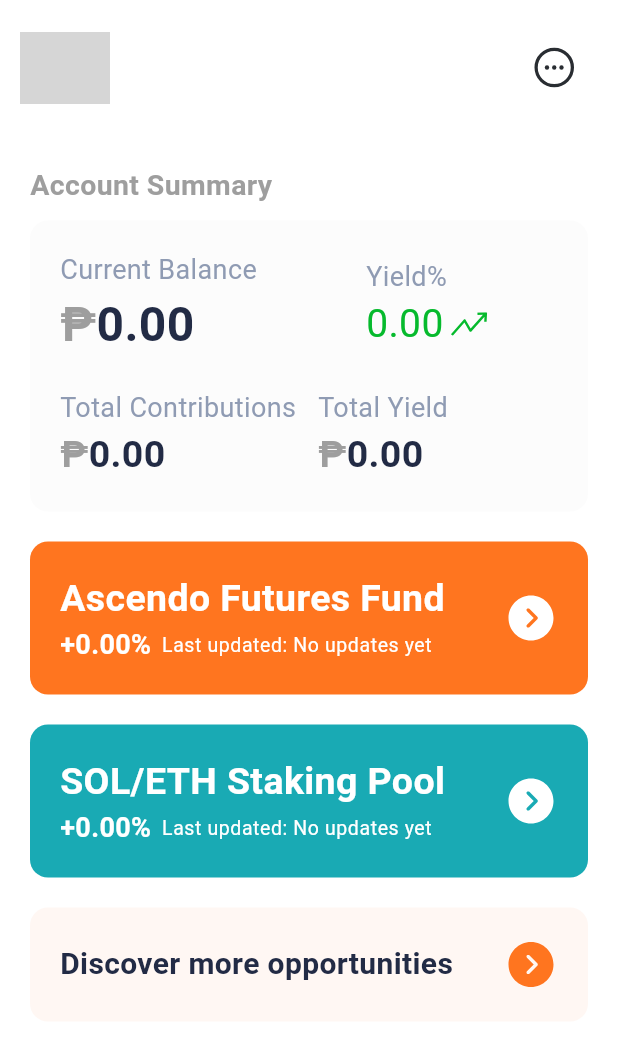
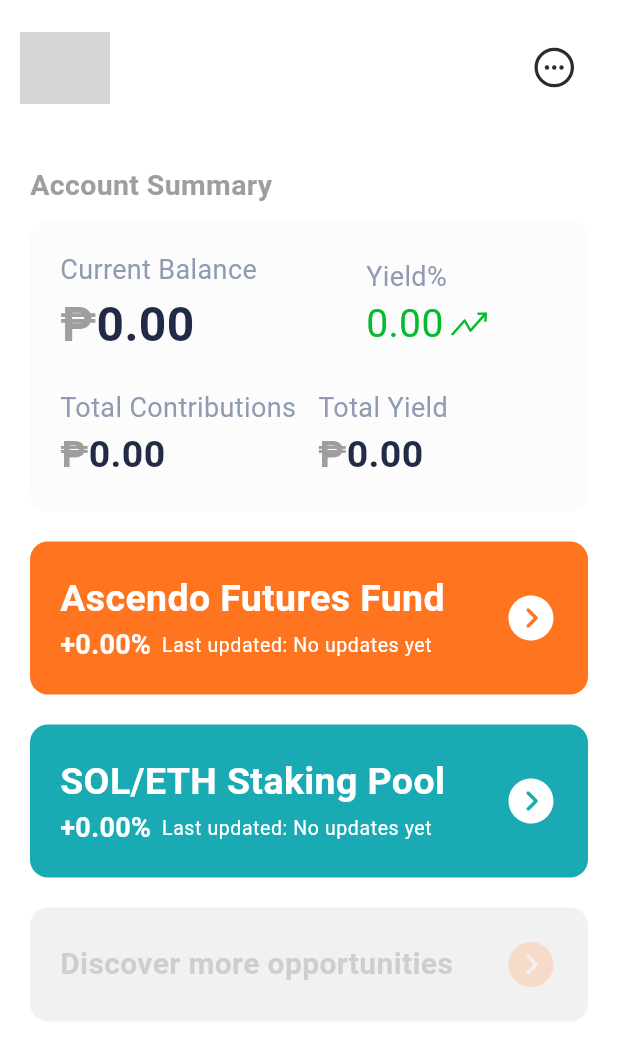
Before and after one commit to calebdaradal/ac_app, a Flutter app: the HomeScreen screen opened by its route, on a phone screen of 412 x 824 dp. Shown: the top 1060 px of the screen. Run offline on Flutter 3.47's test engine with Material 3 defaults, Android fonts, the phone set to English and light mode, and no system bars; our stand-ins replace flutter_dotenv, flutter_secure_storage, flutter_svg, google_fonts, pinput, shared_preferences and 1 more; accounts and stored records are empty; network calls fail; Roboto replaces fonts that are missing (Afacad); grey boxes are pictures that could not be loaded.

Commit message:
Discover more oppurtunities greyed out and disabled

```diff
--- a/lib/screens/home_screen.dart
+++ b/lib/screens/home_screen.dart
@@ -315,7 +315,8 @@
                 DiscoverCard(
                   color: AppColors.secondaryColor,
                   title: 'Discover more opportunities',
-                  onTap: () {}
+                  onTap: () {},
+                  enabled: false,
                 )
               ],
             ),
--- a/lib/shared/styled_card.dart
+++ b/lib/shared/styled_card.dart
@@ -222,12 +222,14 @@
     required this.title,
     required this.onTap,
     required this.color,
+    this.enabled = true,
     super.key
     });
 
     final void Function() onTap;
     final dynamic color;
     final String title;
+    final bool enabled;
 
 
   @override
@@ -237,16 +239,22 @@
         Theme.of(context).cardTheme.shape ??
         RoundedRectangleBorder(borderRadius: BorderRadius.circular(12));
 
-    return Card(
+    final disabledColor = Colors.grey.withOpacity(0.3);
+    final cardColor = enabled ? color : disabledColor;
+
+    return Opacity(
+      opacity: enabled ? 1.0 : 0.5,
+      child: Card(
         margin: const EdgeInsets.symmetric(horizontal: 0, vertical: 10),
-      color: color,
+        color: cardColor,
         shadowColor: Colors.transparent,
         shape: shape,
         clipBehavior: Clip.antiAlias,
         child: InkWell(
-        onTap: onTap,
+          onTap: enabled ? onTap : null,
           // borderRadius: BorderRadius.all(Radius.circular(16)),
-        highlightColor: Colors.grey.withOpacity(0.5),
+          highlightColor: enabled ? Colors.grey.withOpacity(0.5) : Colors.transparent,
+          splashColor: enabled ? Colors.grey.withOpacity(0.3) : Colors.transparent,
           child: Padding(
             padding: const EdgeInsets.all(20.0),
             child: Column(
@@ -257,19 +265,27 @@
                     Column(
                       crossAxisAlignment: CrossAxisAlignment.start,
                       children: [
-                      TitleText(title, fontSize: 20,),
+                        TitleText(
+                          title,
+                          fontSize: 20,
+                          color: enabled ? null : Colors.grey,
+                        ),
                       ],
                     ),
 
                     Expanded(child: SizedBox(),),
 
-                  SvgPicture.asset(
+                    Opacity(
+                      opacity: enabled ? 1.0 : 0.4,
+                      child: SvgPicture.asset(
                         'assets/img/icons/orange_arrow_circle.svg',
                         width: 36,
+                      ),
                     ),
                   ],
                 )
               ],
+            ),
           ),
         ),
       ),
```
Lines whose indentation alone changed are shown as unchanged.
